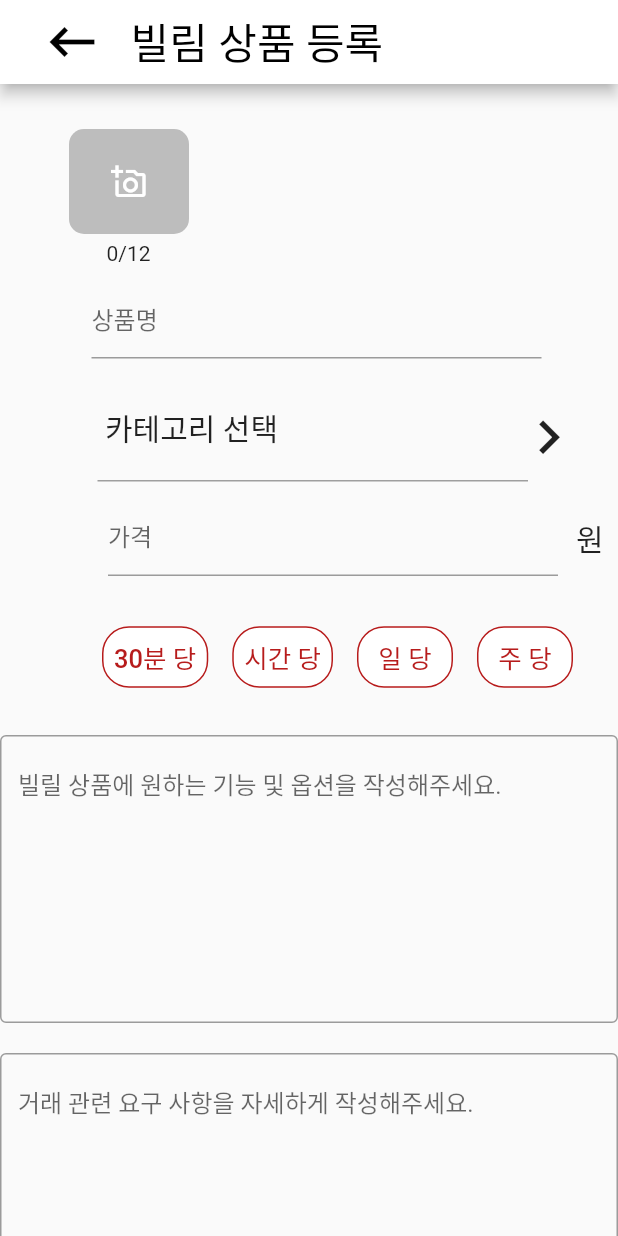
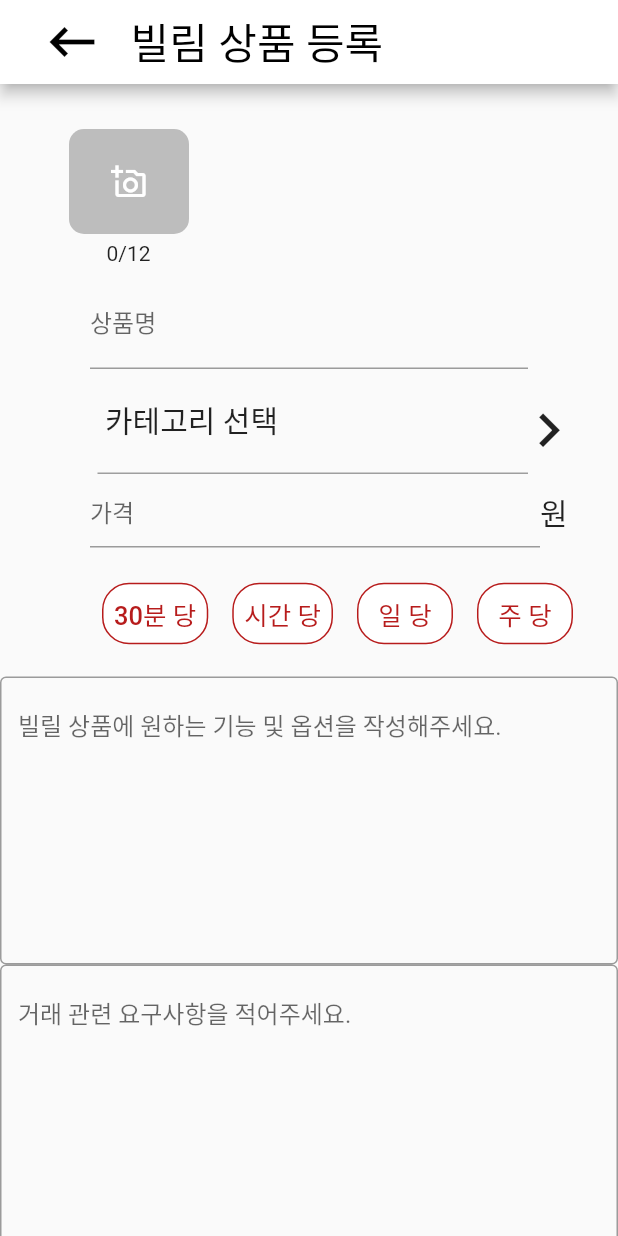
Before and after one commit to SRCdevvv/BillRun, a Flutter app: the ProductRegisterWidget screen opened directly, on a phone screen of 412 x 824 dp. Run offline on Flutter 3.47's test engine with Material 2 defaults, Android fonts, the light colour scheme and no system bars; our stand-ins replace carousel_slider, get, image_picker, modal_bottom_sheet, timeago; network calls fail.

Commit message:
admit register_1
시간단위, 유저정보, 사진을 제외한 상품 등록가능

```diff
--- a/bilrun/lib/screens/lend/lend_product_list.dart
+++ b/bilrun/lib/screens/lend/lend_product_list.dart
@@ -37,6 +37,8 @@ class LendProductTile extends StatelessWidget {
 
 
       return   Container(
+        width: Get.width,
+            height: Get.height,
             child:Column(
               mainAxisAlignment: MainAxisAlignment.spaceBetween,
               mainAxisSize: MainAxisSize.min,
@@ -56,7 +58,7 @@ class LendProductTile extends StatelessWidget {
                               fit: BoxFit.fill),
                         ),
                         width: 140,
-                        height: 130,
+                        height: 140,
 
                       ),
                     ),
--- a/bilrun/lib/screens/product_detail/product_detail_main.dart
+++ b/bilrun/lib/screens/product_detail/product_detail_main.dart
@@ -130,7 +130,9 @@ class _DetailScreenState extends State<DetailScreen> {
             ),
           ),
           //TODO 새로고침해야지 데이터가 불러와지는 현상 고치기
+
           bottomNavigationBar:
+
           ProductbottomBarWidget( '$cost 원', '$priceProp', IdOfProduct)
 
 
--- a/bilrun/lib/screens/product_register/product_register.dart
+++ b/bilrun/lib/screens/product_register/product_register.dart
@@ -1,29 +1,31 @@
+import 'dart:core';
+
+import 'package:bilrun/model/product_detail_model.dart';
+import 'package:bilrun/screens/product_register/product_register_service.dart';
 import 'package:bilrun/widgets/camera_imagepicker_widget.dart';
 import 'package:flutter/material.dart';
 import 'package:bilrun/design/divider_example.dart';
+import 'package:flutter/services.dart';
 
 import 'package:get/get.dart';
 
 void main() => runApp(ProductRegister());
 
-
 bool ProductCategory;
 
+class _initData {
+  String productName;
+  String description;
+  String caution;
+  int price;
+}
 
 class ProductRegister extends StatelessWidget {
-
-
-
-
   @override
   Widget build(BuildContext context) {
-
-
-
     return ProductRegisterWidget();
   }
 }
-
 
 class ProductRegisterWidget extends StatefulWidget {
   @override
@@ -31,7 +33,6 @@ class ProductRegisterWidget extends StatefulWidget {
 }
 
 class _ProductRegisterWidgetState extends State<ProductRegisterWidget> {
-
   @override
   void initState() {
     // TODO: implement initState
@@ -39,10 +40,11 @@ class _ProductRegisterWidgetState extends State<ProductRegisterWidget> {
     ProductCategory = Get.arguments;
   }
 
+  _initData _data = new _initData();
+  final _formKey = GlobalKey<FormState>();
 
   @override
   Widget build(BuildContext context) {
-
     return Scaffold(
       appBar: AppBar(
         backgroundColor: Colors.white,
@@ -57,8 +59,7 @@ class _ProductRegisterWidgetState extends State<ProductRegisterWidget> {
         ),
         title: Padding(
           padding: EdgeInsets.fromLTRB(15, 0, 0, 0),
-          child:
-          Text(
+          child: Text(
             ProductCategory == true ? "빌려드림 상품 등록 " : "빌림 상품 등록",
             style: TextStyle(color: Colors.black, fontSize: 28.0),
           ),
@@ -67,17 +68,24 @@ class _ProductRegisterWidgetState extends State<ProductRegisterWidget> {
       ),
       body: ListView(
         children: <Widget>[
-      Container(
-
+          Form(
+            key: _formKey,
             child: Column(
               children: <Widget>[
                 //TODO 멀티 이미지 픽커로 바꾸기
                 CameraImagePicker(),
 
+                Padding(
+                  padding: const EdgeInsets.fromLTRB(60,10,60,10),
+                  child: TextFormField(
+                    decoration: InputDecoration(
+                      labelText: '상품명',
+                    ),
+                    onSaved:(String value) {
+                      this._data.productName = value;
+                    },
 
-      Padding(
-        padding: const EdgeInsets.fromLTRB(20, 0, 10, 10),
-        child: ProductTextfield('상품명'),
+                  ),
                 ),
 
                 //TODO 카테고리 만들기
@@ -93,8 +101,7 @@ class _ProductRegisterWidgetState extends State<ProductRegisterWidget> {
                           Icons.keyboard_arrow_right,
                           size: 45,
                         ),
-              onPressed: () {
-              }),
+                        onPressed: () {}),
                   ),
                 ]),
                 OriginDivider(Colors.grey[500], 1, 65, 60),
@@ -103,7 +110,25 @@ class _ProductRegisterWidgetState extends State<ProductRegisterWidget> {
                   padding: const EdgeInsets.fromLTRB(60, 0, 0, 10),
                   child: Row(
                     children: [
-            ProductTextfield('가격'),
+                          Container(
+                            child: TextFormField(
+                            keyboardType: TextInputType.number,
+                            inputFormatters: [FilteringTextInputFormatter.allow(RegExp('[0-9]')),],
+                            decoration: InputDecoration(
+                              hintText: '가격',
+                            ),
+                            onSaved: ( value){
+                            this._data.price = int.parse(value);
+                            },
+                        ),
+                            width: 300,
+                            height: 50,
+                          ),
+
+
+
+
+
                       Container(
                           child: Text(
                         "원",
@@ -125,10 +150,32 @@ class _ProductRegisterWidgetState extends State<ProductRegisterWidget> {
                   ),
                 ),
 
-      ExplainText(
-        ProductCategory == true ? "빌려줄 상품 정보와 상태를 자세하게 작성해주세요. " : "빌릴 상품에 원하는 기능 및 옵션을 작성해주세요.",),
+                TextFormField(
+                  maxLines: 8,
+                  decoration: InputDecoration(
+                    hintText: ProductCategory == true
+                          ? "빌려줄 상품 정보와 상태를 자세하게 작성해주세요. "
+                       : "빌릴 상품에 원하는 기능 및 옵션을 작성해주세요.",
+                    border: OutlineInputBorder(),
+                  ),
+                  onSaved:(String value) {
+                    this._data.description = value;
+                  },
+                ),
 
-      ExplainText('거래 관련 요구 사항을 자세하게 작성해주세요.'),
+
+
+
+                TextFormField(
+                  maxLines: 8,
+                  decoration: InputDecoration(
+                    hintText: "거래 관련 요구사항을 적어주세요.",
+                    border: OutlineInputBorder(),
+                  ),
+                    onSaved:(String value) {
+                    this._data.caution = value;
+                    },
+                ),
 
                 Row(
                   children: <Widget>[
@@ -174,23 +221,22 @@ class _ProductRegisterWidgetState extends State<ProductRegisterWidget> {
                             fontWeight: FontWeight.bold),
                       )),
                     ),
-        onTap: () {},
+                    onTap: () async{
+                      if(_formKey.currentState.validate()){
+                        _formKey.currentState.save();
+                         await getOrCreateInitAPIData(_data.price, _data.productName, _data.description, _data.caution, ProductCategory);
+
+                      }
+
+
+                     Get.back();
+                    }),
+              ],
+            ),
           ),
         ],
       ),
-    ),
-
-
-        ],
-      ),
     );
-
-
-
-
-
-
-
   }
 }
 
@@ -218,12 +264,7 @@ TextButton TimeStandard(String timeStandard) {
       ),
       backgroundColor: Colors.white,
     ),
-        onPressed: () {
-
-
-
-
-        },
+    onPressed: () {},
     child: Text(
       "$timeStandard",
       style: TextStyle(
@@ -235,7 +276,6 @@ TextButton TimeStandard(String timeStandard) {
 }
 
 Container ExplainText(String explainText) {
-
   return Container(
     padding: EdgeInsets.fromLTRB(0, 10, 0, 10),
     child: TextField(
```
Also changed, not shown: bilrun/lib/model/rent_product_detail_model.dart (deleted, +0 -129 lines), bilrun/lib/screens/product_register/product_register_service.dart (added, +53 -0 lines), bilrun/lib/widgets/multi_image_picker.dart (added), 4 other files. Lines whose indentation alone changed are shown as unchanged.
